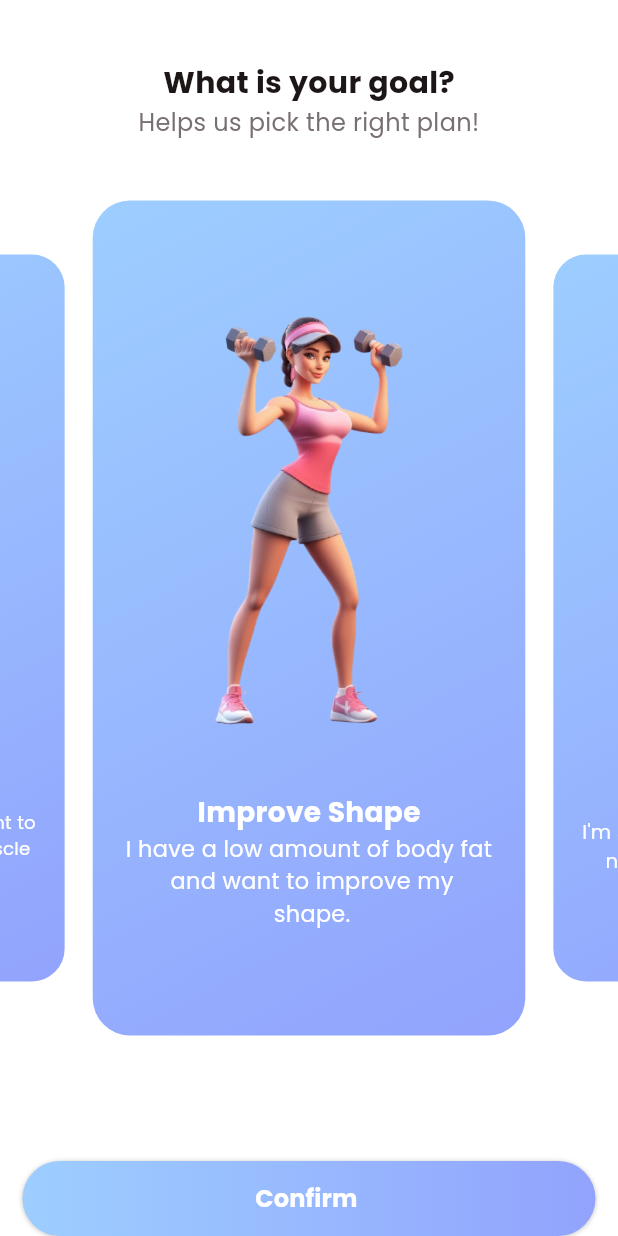
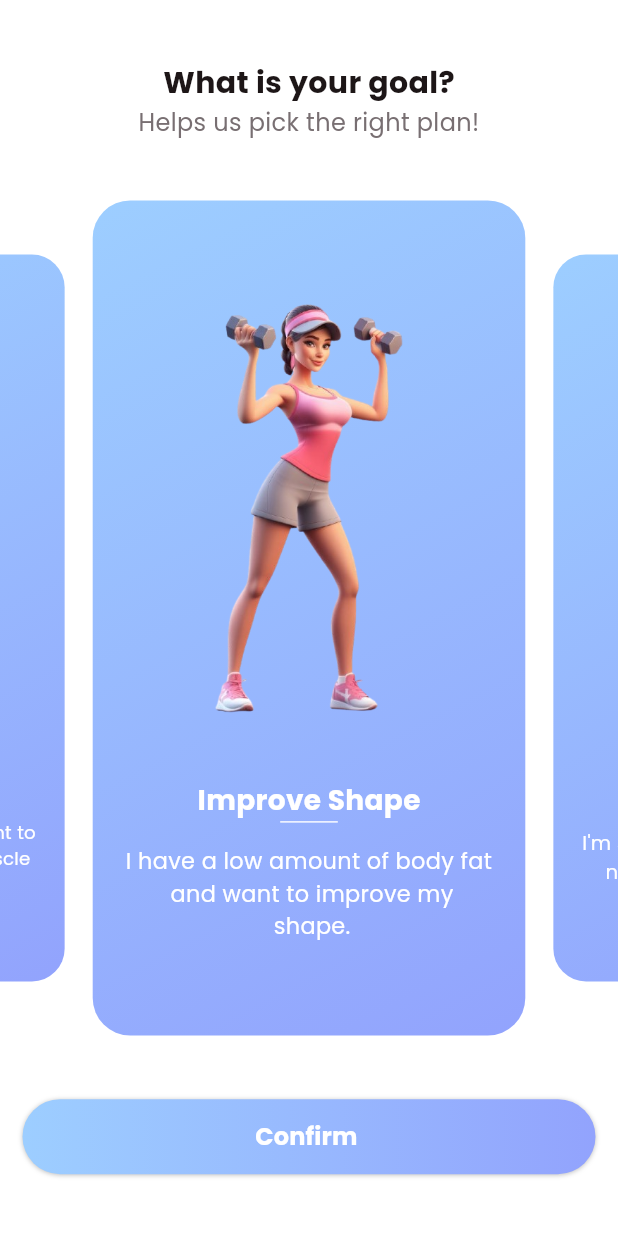
Before and after one commit to sdhaputhanthrie/Fitness-App, a Flutter app: the WhatYourGoalView screen opened directly, on a phone screen of 412 x 824 dp. Run offline on Flutter 3.47's test engine with Material 3 defaults, Android fonts, the phone set to English and light mode, and no system bars; drawn by our look-alikes of carousel_slider.

Commit message:
change the roundButton position

```diff
--- a/lib/view/login/what_your_goal_view.dart
+++ b/lib/view/login/what_your_goal_view.dart
@@ -1,6 +1,7 @@
 import 'package:carousel_slider/carousel_slider.dart';
 import 'package:fitness/common/colo_extension.dart';
 import 'package:fitness/common_widget/round_button.dart';
+import 'package:fitness/view/login/welcome_view.dart';
 import 'package:flutter/material.dart';
 
 class WhatYourGoalView extends StatefulWidget {
@@ -65,6 +66,9 @@ class _WhatYourGoalViewState extends State<WhatYourGoalView> {
                                     ),
                                   ),
 
+                                  Container(width: media.width * 0.1, height: 1, color: TColor.white,),
+                                  SizedBox(height: media.height * 0.02),
+
                                   Text(
                                     gObj["subtitle"].toString(),
                                     textAlign: TextAlign.center,
@@ -121,11 +125,12 @@ class _WhatYourGoalViewState extends State<WhatYourGoalView> {
                       Navigator.push(
                         context,
                         MaterialPageRoute(
-                          builder: (context) => const WhatYourGoalView(),
+                          builder: (context) => const WelcomeView(),
                         ),
                       );
                     },
                   ),
+                  SizedBox(height: media.height * 0.05),
                 ],
               ),
             ),
```
Also changed, not shown: assets/img/goal_1.png (deleted), assets/img/goal_2.png (deleted).
